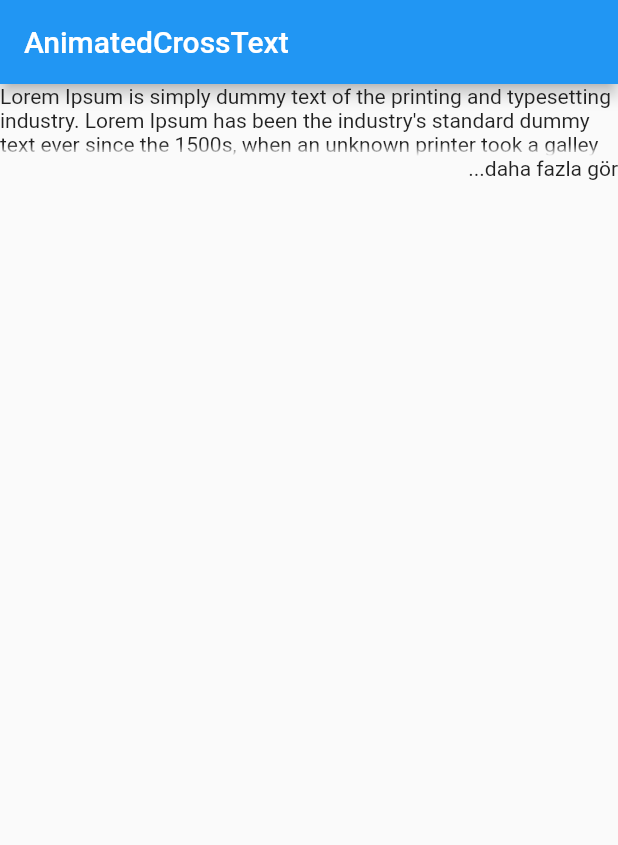
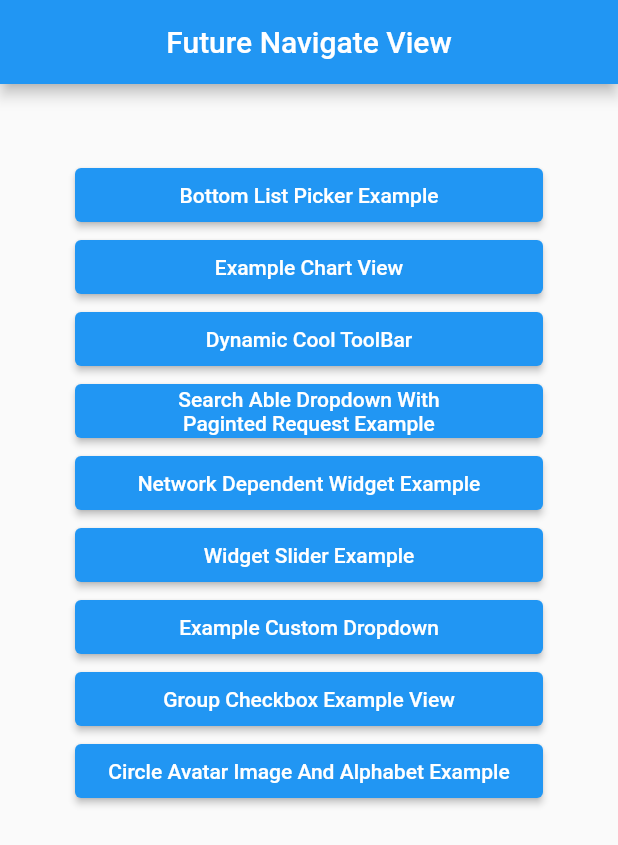
Before and after one commit to VB10/flutter-ready-to-use-widgets, a Flutter app: the screen it shows after launch, on a phone screen of 412 x 824 dp. Shown: the top 845 px of the screen. Run offline on Flutter 3.47's test engine with Material 2 defaults, Android fonts, the phone set to English and light mode, and no system bars; our stand-ins replace auto_size_text, bloc, flutter_bloc, flutter_colorpicker, image_cropper, image_picker and 2 more; missing offline and left inert: kartal, vexana.

Commit message:
Circle Avatar Image And Alphabet eklendi
Örneklerin rahat görüntülenebilmesi için future navigate eklendi.

```diff
--- a/lib/main.dart
+++ b/lib/main.dart
@@ -1,12 +1,8 @@
 import 'package:flutter/material.dart';
-
 import 'package:flutter_bloc/flutter_bloc.dart';
 import 'package:internet_connection_checker/internet_connection_checker.dart';
-import 'atomic/button/asynchronous_button.dart';
-import 'atomic/dropdown/example_custom_dropdown.dart';
-import 'atomic/text/animated_cross_text.dart';
+import 'package:ready_to_use_widgets/view/future_navigate.dart';
 import 'feature/network_connection/cubit/network_cubit.dart';
-import 'package:ready_to_use_widgets/feature/chart/example/example_chart_view.dart';
 
 void main() => runApp(const AppBlocProvider());
 
@@ -34,6 +30,6 @@ class MyApp extends StatelessWidget {
 
   @override
   Widget build(BuildContext context) {
-    return const MaterialApp(title: 'Material App', home: AnimatedCrossTextDemo());
+    return const MaterialApp(title: 'Material App', home: FutureNavigateView());
   }
 }
--- /dev/null
+++ b/lib/utils/navigate/goToView.dart
@@ -0,0 +1,5 @@
+import 'package:flutter/material.dart';
+
+goToView(BuildContext context, Widget view) {
+  Navigator.push(context, MaterialPageRoute(builder: (context) => view));
+}
--- /dev/null
+++ b/lib/view/future_navigate.dart
@@ -0,0 +1,89 @@
+import 'package:flutter/material.dart';
+import 'package:ready_to_use_widgets/feature/circle_avatar_image_and_alphabet/circle_avatar_image_and_alphabet_example/circle_avatar_image_and_alphabet_example_view_model.dart';
+import 'package:ready_to_use_widgets/utils/navigate/goToView.dart';
+
+import '../atomic/dropdown/example_custom_dropdown.dart';
+import '../atomic/group_checkbox/example/group_checkbox_example_view.dart';
+import '../feature/bottomlistpicker/example/bottomlistpicker_example.dart';
+import '../feature/chart/example/example_chart_view.dart';
+import '../feature/circle_avatar_image_and_alphabet/circle_avatar_image_and_alphabet_example/circle_avatar_image_and_alphabet_example_view.dart';
+import '../feature/dropdown/dynamic_cool_tool_bar/example/dynamic_cool_tool_bar.dart';
+import '../feature/dropdown/searchable_dropdown_with_paginated_request/example/example.dart';
+import '../feature/network_connection/network_dependent_widget_example.dart';
+import '../feature/widget_slider/example/slider_example.dart';
+
+class FutureNavigateView extends StatefulWidget {
+  const FutureNavigateView({Key? key}) : super(key: key);
+
+  @override
+  State<FutureNavigateView> createState() => _FutureNavigateViewState();
+}
+
+class _FutureNavigateViewState extends State<FutureNavigateView> {
+  @override
+  Widget build(BuildContext context) {
+    return Scaffold(
+      appBar: AppBar(title: const Text("Future Navigate View"), centerTitle: true),
+      body: SingleChildScrollView(
+        child: Padding(
+          padding: const EdgeInsets.all(50.0),
+          child: Center(
+            child: Column(crossAxisAlignment: CrossAxisAlignment.stretch, children: [
+              ElevatedButton(
+                  onPressed: () {
+                    goToView(context, const BottomListPickerExample());
+                  },
+                  child: const Text("Bottom List Picker Example")),
+              ElevatedButton(
+                  onPressed: () {
+                    goToView(context, const ExampleChartView());
+                  },
+                  child: const Text("Example Chart View")),
+              ElevatedButton(
+                  onPressed: () {
+                    goToView(context, const DynamicCoolToolBar());
+                  },
+                  child: const Text("Dynamic Cool ToolBar")),
+              ElevatedButton(
+                  onPressed: () {
+                    goToView(context, const SearchAbleDropdownWithPagintedRequestExample());
+                  },
+                  child: const Text(
+                    "Search Able Dropdown With \nPaginted Request Example",
+                    textAlign: TextAlign.center,
+                  )),
+              ElevatedButton(
+                  onPressed: () {
+                    goToView(context, const NetworkDependentWidgetExample());
+                  },
+                  child: const Text("Network Dependent Widget Example")),
+              ElevatedButton(
+                  onPressed: () {
+                    goToView(context, const WidgetSliderExample());
+                  },
+                  child: const Text("Widget Slider Example")),
+              ElevatedButton(
+                  onPressed: () {
+                    goToView(context, const ExampleCustomDropdown());
+                  },
+                  child: const Text("Example Custom Dropdown")),
+              ElevatedButton(
+                  onPressed: () {
+                    goToView(context, const GroupCheckboxExampleView());
+                  },
+                  child: const Text("Group Checkbox Example View")),
+              ElevatedButton(
+                  onPressed: () {
+                    goToView(context, CircleAvatarImageAndAlphabetExampleView(viewModel: CircleAvatarImageAndAlphabetExampleViewModel()));
+                  },
+                  child: const Text(
+                    "Circle Avatar Image And Alphabet Example",
+                    textAlign: TextAlign.center,
+                  ))
+            ]),
+          ),
+        ),
+      ),
+    );
+  }
+}
```
Also changed, not shown: lib/atomic/datetime/hour_selector/hour_selector.dart (+3 -4 lines), lib/feature/bottomlistpicker/example/user.dart (+8 -7 lines), lib/feature/circle_avatar_image_and_alphabet/circle_avatar_image_and_alphabet.dart (added, +59 -0 lines), lib/feature/circle_avatar_image_and_alphabet/circle_avatar_image_and_alphabet_example/circle_avatar_image_and_alphabet_example_view.dart (added, +78 -0 lines), lib/feature/circle_avatar_image_and_alphabet/circle_avatar_image_and_alphabet_example/circle_avatar_image_and_alphabet_example_view_model.dart (added, +95 -0 lines), lib/feature/dropdown/searchable_dropdown_with_paginated_request/searchable_dropdown_with_paginated_request.dart (+14 -24 lines), pubspec.yaml (+14 -1 lines), lib/feature/bottomlistpicker/example/bottomlistpicker_example.dart (renamed from lib/feature/bottomlistpicker/example/example.dart), pubspec.lock, 4 other files.
